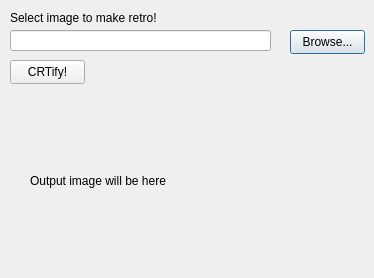
denzelxav/retro-filter-in-python, file src/ui/image_selector.ui: the form before one commit.
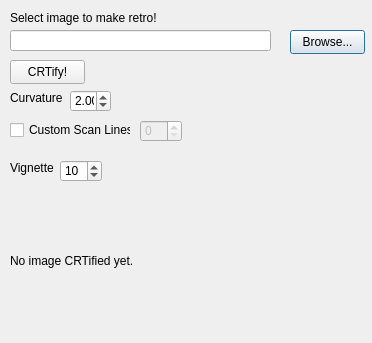
The form after the commit. Icons and pictures are not drawn.

Commit message: option boxes, Save image context menu, exe, __main__.py

Patch:
```diff
--- a/src/ui/image_selector.ui
+++ b/src/ui/image_selector.ui
@@ -1,15 +1,24 @@
 <?xml version="1.0" encoding="UTF-8"?>
 <ui version="4.0">
- <class>Dialog</class>
- <widget class="QDialog" name="Dialog">
+ <class>ImageSelector</class>
+ <widget class="QDialog" name="ImageSelector">
+  <property name="enabled">
+   <bool>true</bool>
+  </property>
   <property name="geometry">
    <rect>
     <x>0</x>
     <y>0</y>
-    <width>374</width>
-    <height>278</height>
+    <width>372</width>
+    <height>343</height>
    </rect>
   </property>
+  <property name="minimumSize">
+   <size>
+    <width>372</width>
+    <height>343</height>
+   </size>
+  </property>
   <property name="windowTitle">
    <string>Dialog</string>
   </property>
@@ -65,14 +74,122 @@
   <widget class="QLabel" name="image_label">
    <property name="geometry">
     <rect>
-     <x>30</x>
-     <y>110</y>
+     <x>10</x>
+     <y>190</y>
      <width>211</width>
      <height>141</height>
     </rect>
    </property>
    <property name="text">
-    <string>Output image will be here</string>
+    <string>No image CRTified yet.</string>
+   </property>
+  </widget>
+  <widget class="QDoubleSpinBox" name="input_curvature">
+   <property name="geometry">
+    <rect>
+     <x>70</x>
+     <y>90</y>
+     <width>41</width>
+     <height>22</height>
+    </rect>
+   </property>
+   <property name="toolTip">
+    <string>&lt;html&gt;&lt;head/&gt;&lt;body&gt;&lt;p&gt;The amount that the screen is curved.&lt;br/&gt;A lower value results in higer curvature.&lt;/p&gt;&lt;/body&gt;&lt;/html&gt;</string>
+   </property>
+   <property name="minimum">
+    <double>-10.000000000000000</double>
+   </property>
+   <property name="maximum">
+    <double>9999.989999999999782</double>
+   </property>
+   <property name="stepType">
+    <enum>QAbstractSpinBox::StepType::DefaultStepType</enum>
+   </property>
+   <property name="value">
+    <double>2.000000000000000</double>
+   </property>
+  </widget>
+  <widget class="QSpinBox" name="input_scan_lines">
+   <property name="enabled">
+    <bool>false</bool>
+   </property>
+   <property name="geometry">
+    <rect>
+     <x>140</x>
+     <y>120</y>
+     <width>42</width>
+     <height>22</height>
+    </rect>
+   </property>
+   <property name="maximum">
+    <number>9999</number>
+   </property>
+  </widget>
+  <widget class="QSpinBox" name="input_vignette">
+   <property name="geometry">
+    <rect>
+     <x>60</x>
+     <y>160</y>
+     <width>42</width>
+     <height>22</height>
+    </rect>
+   </property>
+   <property name="toolTip">
+    <string>&lt;html&gt;&lt;head/&gt;&lt;body&gt;&lt;p&gt;The amount of pixels from the border that the vignette will reach.&lt;/p&gt;&lt;/body&gt;&lt;/html&gt;</string>
+   </property>
+   <property name="maximum">
+    <number>9999</number>
+   </property>
+   <property name="value">
+    <number>10</number>
+   </property>
+  </widget>
+  <widget class="QLabel" name="curvature_label">
+   <property name="geometry">
+    <rect>
+     <x>10</x>
+     <y>90</y>
+     <width>61</width>
+     <height>16</height>
+    </rect>
+   </property>
+   <property name="text">
+    <string>Curvature</string>
+   </property>
+  </widget>
+  <widget class="QLabel" name="vignette_label">
+   <property name="geometry">
+    <rect>
+     <x>10</x>
+     <y>160</y>
+     <width>49</width>
+     <height>16</height>
+    </rect>
+   </property>
+   <property name="text">
+    <string>Vignette</string>
+   </property>
+  </widget>
+  <widget class="QCheckBox" name="custom_scan_lines">
+   <property name="enabled">
+    <bool>true</bool>
+   </property>
+   <property name="geometry">
+    <rect>
+     <x>10</x>
+     <y>120</y>
+     <width>121</width>
+     <height>20</height>
+    </rect>
+   </property>
+   <property name="toolTip">
+    <string>&lt;html&gt;&lt;head/&gt;&lt;body&gt;&lt;p&gt;Use custom scan line periodicity.&lt;br/&gt;When not selected, the scanlines alternate every pixel, like a real CRT.&lt;/p&gt;&lt;/body&gt;&lt;/html&gt;</string>
+   </property>
+   <property name="text">
+    <string>Custom Scan Lines</string>
+   </property>
+   <property name="checked">
+    <bool>false</bool>
    </property>
   </widget>
  </widget>
```
Left out of the diff: 11 changed lines with no effect on the pictures. The commit also changes 9 other files.
